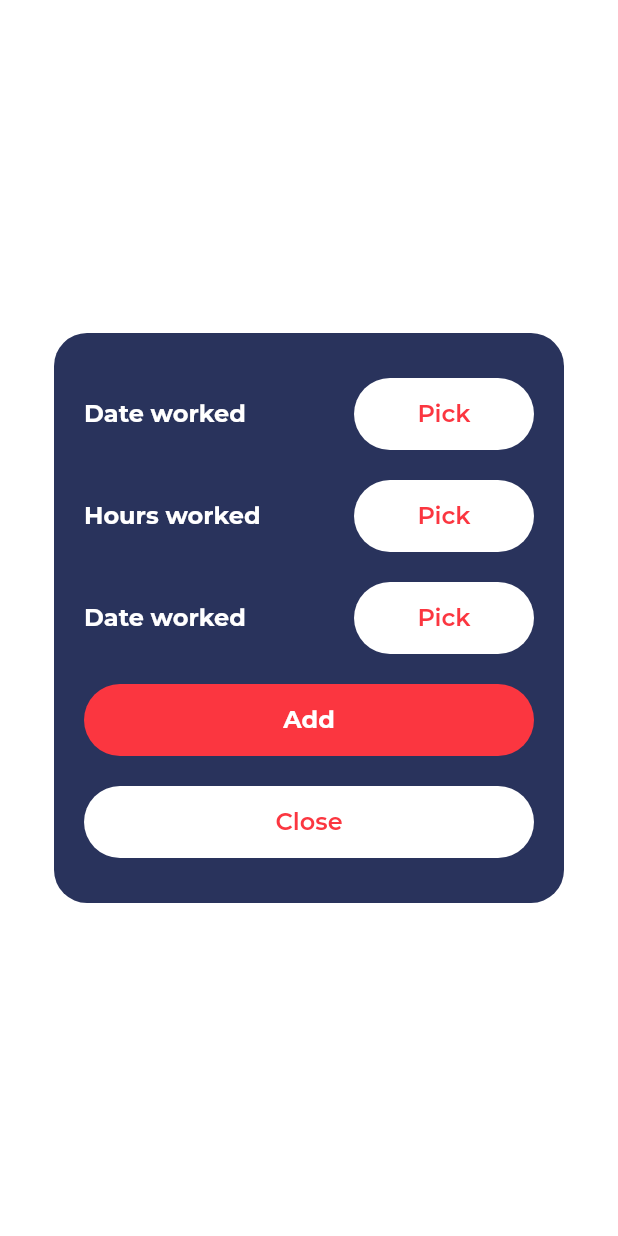
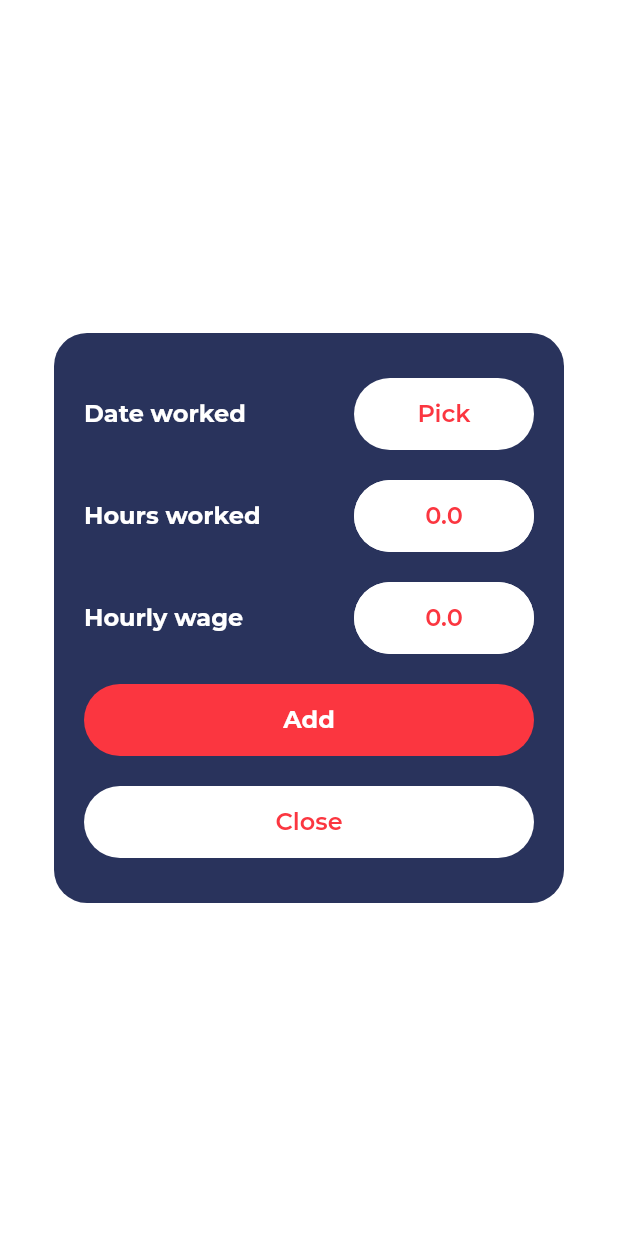
Before and after one commit to dukesteen/salaris-app, a Flutter app: the SalaryEntryAdd screen opened by its route, on a phone screen of 412 x 824 dp. Run offline on Flutter 3.47's test engine with Material 2 defaults, Android fonts, the phone set to English and light mode, and no system bars; missing offline and left inert: flutter_rounded_date_picker; statements that could not run were skipped; project files that could hold a hidden picture were left out.

Commit message:
You can now add salary entries with a neat menu

```diff
--- a/lib/pages/salary_entry_add.dart
+++ b/lib/pages/salary_entry_add.dart
@@ -1,15 +1,59 @@
 import 'package:flutter/material.dart';
+import 'package:flutter_rounded_date_picker/rounded_picker.dart';
+import 'package:provider/provider.dart';
+import 'package:salaris_app/blocs/salary_bloc.dart';
+import 'package:salaris_app/models/salary_model.dart';
 import 'package:salaris_app/styles.dart';
 
-class SalaryEntryAdd extends StatelessWidget {
+class SalaryEntryAdd extends StatefulWidget {
+  @override
+  _SalaryEntryAddState createState() => _SalaryEntryAddState();
+}
+
+class _SalaryEntryAddState extends State<SalaryEntryAdd> {
+  final hoursWorkedController = TextEditingController();
+  final hourlyWageController = TextEditingController();
+  SalaryModel salaryEntry = SalaryModel();
+
+  _hoursWorkedUpdate() {
+    setState(() {
+      salaryEntry.hoursWorked =
+          num.tryParse(hoursWorkedController.text)?.toDouble();
+    });
+    print(salaryEntry.hoursWorked);
+  }
+
+  _hourlyWageUpdate() {
+    setState(() {
+      salaryEntry.hourlyWage =
+          num.tryParse(hourlyWageController.text)?.toDouble();
+    });
+    print(salaryEntry.hourlyWage);
+  }
+
+  @override
+  void dispose() {
+    hoursWorkedController.dispose();
+    hourlyWageController.dispose();
+    super.dispose();
+  }
+
+  @override
+  void initState() {
+    super.initState();
+    hoursWorkedController.addListener(_hoursWorkedUpdate);
+    hourlyWageController.addListener(_hourlyWageUpdate);
+  }
+
   @override
   Widget build(BuildContext context) {
+    final SalaryBloc salaryBloc = Provider.of<SalaryBloc>(context);
+
     return Dialog(
       backgroundColor: Colors.transparent,
       elevation: 0,
       insetPadding: EdgeInsets.zero,
       child: Container(
-        //color: UiColors.richBlack.withOpacity(0.3),
         child: Center(
           child: Container(
             height: 380.0,
@@ -43,13 +87,28 @@ class SalaryEntryAdd extends StatelessWidget {
                         padding: EdgeInsets.symmetric(
                           vertical: 7.0,
                         ),
-                        onPressed: null,
-                        child: Text(
-                          'Pick',
-                          style: UiTextStyles.montserrat16ptSemiBoldRed,
-                        ),
+                        onPressed: () async {
+                          DateTime tempDateTime = await showRoundedDatePicker(
+                            context: context,
+                            initialDate:
+                                salaryEntry.dateWorked ?? DateTime.now(),
+                            firstDate: DateTime(DateTime.now().year - 1),
+                            lastDate: DateTime(DateTime.now().year + 1),
+                            borderRadius: 16,
+                          );
+                          setState(() {
+                            salaryEntry.dateWorked = tempDateTime;
+                          });
+                        },
+                        child: (salaryEntry.dateWorked == null)
+                            ? Text('Pick',
+                                style: UiTextStyles.montserrat16ptSemiBoldRed)
+                            : Text(
+                                '${salaryEntry.dateWorked.month}/${salaryEntry.dateWorked.day}',
+                                style: UiTextStyles.montserrat16ptSemiBoldRed,
+                              ),
                       ),
-                    )
+                    ),
                   ],
                 ),
                 SizedBox(
@@ -71,12 +130,25 @@ class SalaryEntryAdd extends StatelessWidget {
                         color: UiColors.white,
                       ),
                       width: 120.0,
-                      child: FlatButton(
-                        onPressed: null,
-                        child: Text(
-                          'Pick',
-                          style: UiTextStyles.montserrat16ptSemiBoldRed,
+                      child: TextFormField(
+                        controller: hoursWorkedController,
+                        keyboardType: TextInputType.number,
+                        decoration: InputDecoration(
+                          border: OutlineInputBorder(
+                            borderRadius: BorderRadius.circular(25),
+                            borderSide: BorderSide(
+                              width: 0,
+                              style: BorderStyle.none,
+                            ),
+                          ),
+                          hintText: '0.0',
+                          hintStyle: UiTextStyles.montserrat16ptSemiBoldRed,
+                          filled: true,
+                          contentPadding: EdgeInsets.all(14),
+                          fillColor: UiColors.white,
                         ),
+                        textAlign: TextAlign.center,
+                        style: UiTextStyles.montserrat16ptSemiBoldRed,
                       ),
                     )
                   ],
@@ -84,12 +156,12 @@ class SalaryEntryAdd extends StatelessWidget {
                 SizedBox(
                   height: 20.0,
                 ),
-                // Date worked ----------------------------------------------------------------
+                // Hourly wage ----------------------------------------------------------------
                 Row(
                   mainAxisAlignment: MainAxisAlignment.spaceBetween,
                   children: <Widget>[
                     Text(
-                      'Date worked',
+                      'Hourly wage',
                       style: UiTextStyles.montserrat16ptSemiBoldWhite,
                     ),
                     Container(
@@ -100,12 +172,25 @@ class SalaryEntryAdd extends StatelessWidget {
                         color: UiColors.white,
                       ),
                       width: 120.0,
-                      child: FlatButton(
-                        onPressed: null,
-                        child: Text(
-                          'Pick',
-                          style: UiTextStyles.montserrat16ptSemiBoldRed,
+                      child: TextFormField(
+                        controller: hourlyWageController,
+                        keyboardType: TextInputType.number,
+                        decoration: InputDecoration(
+                          border: OutlineInputBorder(
+                            borderRadius: BorderRadius.circular(25),
+                            borderSide: BorderSide(
+                              width: 0,
+                              style: BorderStyle.none,
+                            ),
+                          ),
+                          hintText: '0.0',
+                          hintStyle: UiTextStyles.montserrat16ptSemiBoldRed,
+                          filled: true,
+                          contentPadding: EdgeInsets.all(14),
+                          fillColor: UiColors.white,
                         ),
+                        textAlign: TextAlign.center,
+                        style: UiTextStyles.montserrat16ptSemiBoldRed,
                       ),
                     )
                   ],
@@ -124,7 +209,14 @@ class SalaryEntryAdd extends StatelessWidget {
                         color: UiColors.redSalsa,
                       ),
                       child: FlatButton(
-                        onPressed: null,
+                        onPressed: () {
+                          try {
+                            salaryBloc.add(salaryEntry);
+                            Navigator.pop(context);
+                          } catch (e) {
+                            print(e.toString());
+                          }
+                        },
                         child: Text(
                           'Add',
                           style: UiTextStyles.montserrat16ptSemiBoldWhite,
```
Also changed, not shown: lib/blocs/salary_entry_builder_bloc.dart (deleted, +0 -35 lines), lib/main.dart (+12 -0 lines).
